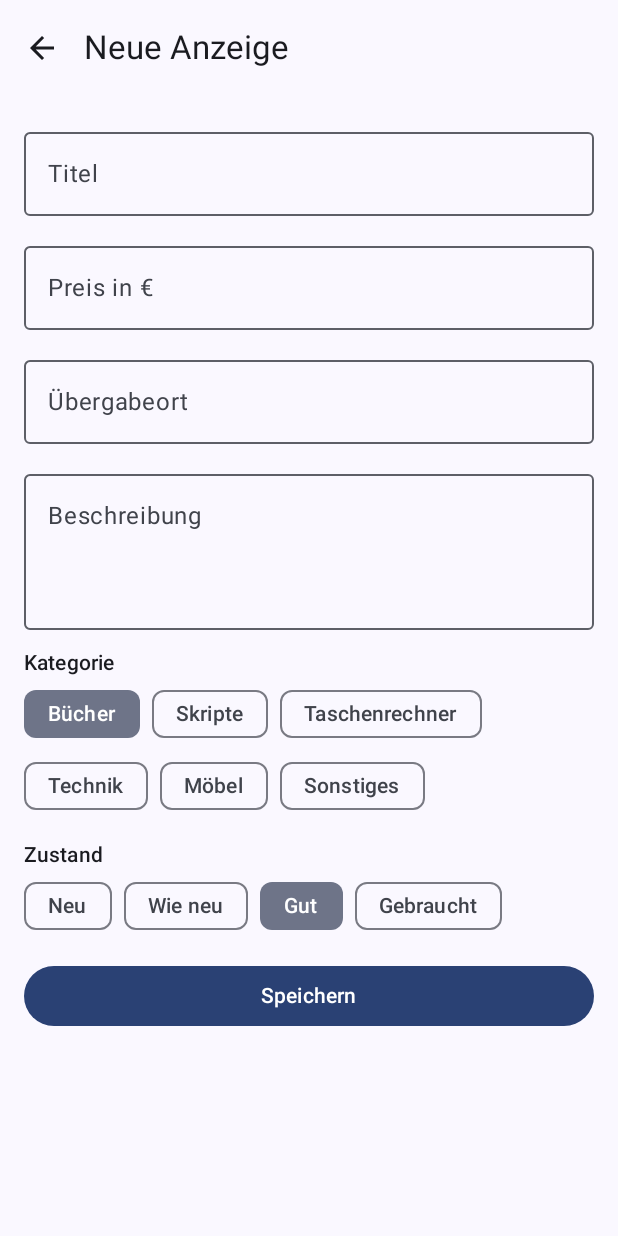
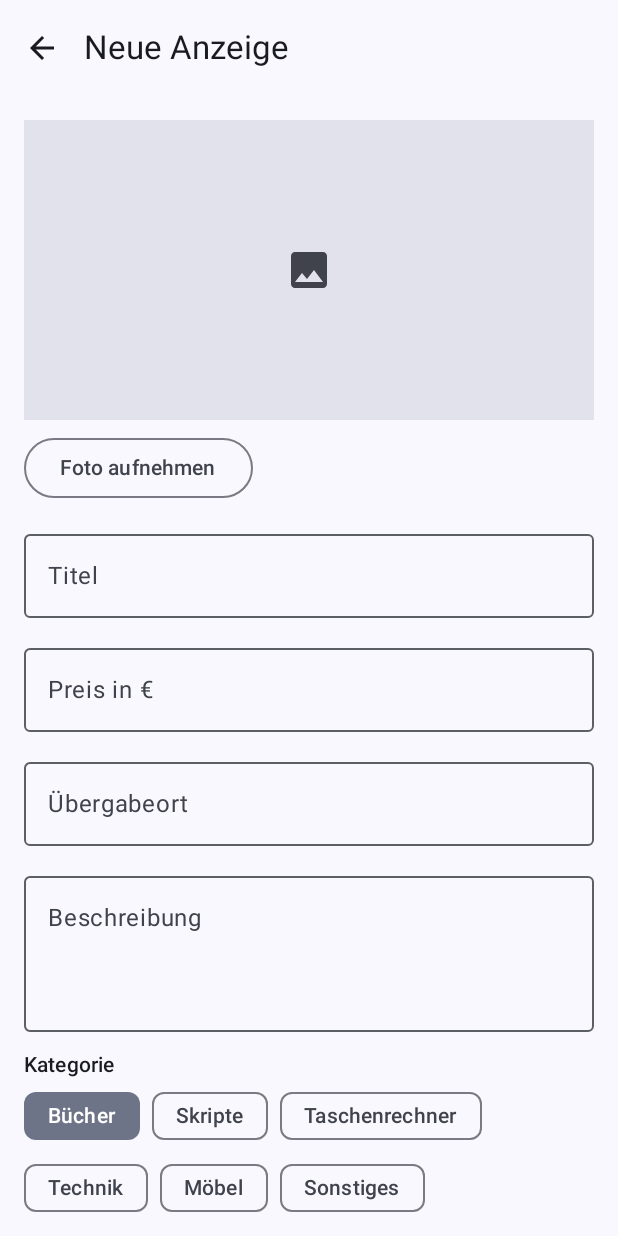
Before and after one commit to bennipauly/CampusMarket, an Android app built with Jetpack Compose: the AdFormRoute screen opened through its navigation route, on a phone screen of 412 x 824 dp. Run offline under Robolectric (Android 15) with nearby library versions, the phone set to English and light mode, and no system bars; our stand-ins replace Room's generated code.

Commit message:
Produktfoto mit Kamera, Permission und FileProvider

```diff
--- /dev/null
+++ b/app/src/main/java/de/dhbw/campusmarket/ui/AdImage.kt
@@ -0,0 +1,42 @@
+package de.dhbw.campusmarket.ui
+
+import androidx.compose.foundation.background
+import androidx.compose.foundation.layout.Box
+import androidx.compose.foundation.layout.fillMaxSize
+import androidx.compose.foundation.layout.size
+import androidx.compose.material3.Icon
+import androidx.compose.material3.MaterialTheme
+import androidx.compose.runtime.Composable
+import androidx.compose.ui.Alignment
+import androidx.compose.ui.Modifier
+import androidx.compose.ui.layout.ContentScale
+import androidx.compose.ui.res.painterResource
+import androidx.compose.ui.unit.dp
+import coil3.compose.AsyncImage
+import de.dhbw.campusmarket.R
+
+// Zeigt das Foto einer Anzeige mit Coil. Hinter dem Foto liegt immer ein grauer Platzhalter
+// mit Bild-Symbol: Gibt es kein Foto oder lässt es sich nicht laden, sieht man den Platzhalter.
+@Composable
+fun AdImage(imageUri: String?, contentDescription: String?, modifier: Modifier) {
+    Box(
+        modifier = modifier.background(MaterialTheme.colorScheme.surfaceVariant),
+        contentAlignment = Alignment.Center
+    ) {
+        Icon(
+            painter = painterResource(R.drawable.ic_image),
+            contentDescription = null,
+            tint = MaterialTheme.colorScheme.onSurfaceVariant,
+            modifier = Modifier.size(32.dp)
+        )
+        if (imageUri != null) {
+            // AsyncImage lädt das Bild im Hintergrund, die Oberfläche friert also nicht ein.
+            AsyncImage(
+                model = imageUri,
+                contentDescription = contentDescription,
+                contentScale = ContentScale.Crop,
+                modifier = Modifier.fillMaxSize()
+            )
+        }
+    }
+}
--- a/app/src/main/java/de/dhbw/campusmarket/ui/adform/AdFormScreen.kt
+++ b/app/src/main/java/de/dhbw/campusmarket/ui/adform/AdFormScreen.kt
@@ -1,10 +1,16 @@
 package de.dhbw.campusmarket.ui.adform
 
+import android.Manifest
+import android.content.ActivityNotFoundException
+import androidx.activity.compose.rememberLauncherForActivityResult
+import androidx.activity.result.contract.ActivityResultContracts
 import androidx.compose.foundation.layout.Arrangement
 import androidx.compose.foundation.layout.Column
 import androidx.compose.foundation.layout.FlowRow
+import androidx.compose.foundation.layout.Row
 import androidx.compose.foundation.layout.fillMaxSize
 import androidx.compose.foundation.layout.fillMaxWidth
+import androidx.compose.foundation.layout.height
 import androidx.compose.foundation.layout.imePadding
 import androidx.compose.foundation.layout.padding
 import androidx.compose.foundation.rememberScrollState
@@ -16,6 +22,7 @@ import androidx.compose.material3.FilterChip
 import androidx.compose.material3.Icon
 import androidx.compose.material3.IconButton
 import androidx.compose.material3.MaterialTheme
+import androidx.compose.material3.OutlinedButton
 import androidx.compose.material3.OutlinedTextField
 import androidx.compose.material3.Scaffold
 import androidx.compose.material3.Text
@@ -24,6 +31,7 @@ import androidx.compose.runtime.Composable
 import androidx.compose.runtime.LaunchedEffect
 import androidx.compose.runtime.getValue
 import androidx.compose.ui.Modifier
+import androidx.compose.ui.platform.LocalContext
 import androidx.compose.ui.res.painterResource
 import androidx.compose.ui.res.stringResource
 import androidx.compose.ui.text.input.ImeAction
@@ -36,6 +44,7 @@ import de.dhbw.campusmarket.R
 import de.dhbw.campusmarket.data.Category
 import de.dhbw.campusmarket.data.Condition
 import de.dhbw.campusmarket.logic.MAX_TITLE_LENGTH
+import de.dhbw.campusmarket.ui.AdImage
 import de.dhbw.campusmarket.ui.labelRes
 import de.dhbw.campusmarket.ui.theme.CampusMarketTheme
 
@@ -44,6 +53,35 @@ import de.dhbw.campusmarket.ui.theme.CampusMarketTheme
 fun AdFormRoute(onBack: () -> Unit, onSaved: () -> Unit) {
     val viewModel: AdFormViewModel = viewModel(factory = AdFormViewModel.Factory)
     val uiState by viewModel.uiState.collectAsStateWithLifecycle()
+    val context = LocalContext.current
+
+    // Startet die Kamera-App. Sie schreibt das Foto in die Datei hinter der Uri.
+    val cameraLauncher = rememberLauncherForActivityResult(
+        ActivityResultContracts.TakePicture()
+    ) { success -> viewModel.onPhotoResult(success) }
+
+    fun launchCamera() {
+        val uri = createPhotoUri(context)
+        viewModel.onPhotoUriCreated(uri.toString())
+        try {
+            cameraLauncher.launch(uri)
+        } catch (e: ActivityNotFoundException) {
+            // Ohne Kamera-App: Hinweis zeigen statt abstürzen.
+            viewModel.onCameraUnavailable()
+        }
+    }
+
+    // Schritt 1: nach der Kamera-Berechtigung fragen. Ist sie schon erteilt,
+    // kommt sofort "true" zurück, ohne dass ein Dialog erscheint.
+    val permissionLauncher = rememberLauncherForActivityResult(
+        ActivityResultContracts.RequestPermission()
+    ) { granted ->
+        if (granted) {
+            launchCamera()
+        } else {
+            viewModel.onCameraPermissionDenied()
+        }
+    }
 
     // Sobald die Anzeige gespeichert ist, einmal zurück.
     LaunchedEffect(uiState.isSaved) {
@@ -61,6 +99,8 @@ fun AdFormRoute(onBack: () -> Unit, onSaved: () -> Unit) {
         onCategoryChange = viewModel::onCategoryChange,
         onConditionChange = viewModel::onConditionChange,
         onLocationChange = viewModel::onLocationChange,
+        onTakePhotoClick = { permissionLauncher.launch(Manifest.permission.CAMERA) },
+        onRemovePhotoClick = viewModel::onRemovePhotoClick,
         onSaveClick = viewModel::onSaveClick
     )
 }
@@ -77,6 +117,8 @@ fun AdFormScreen(
     onCategoryChange: (Category) -> Unit,
     onConditionChange: (Condition) -> Unit,
     onLocationChange: (String) -> Unit,
+    onTakePhotoClick: () -> Unit,
+    onRemovePhotoClick: () -> Unit,
     onSaveClick: () -> Unit
 ) {
     Scaffold(
@@ -104,6 +146,11 @@ fun AdFormScreen(
                 .padding(16.dp),
             verticalArrangement = Arrangement.spacedBy(12.dp)
         ) {
+            PhotoSection(
+                uiState = uiState,
+                onTakePhotoClick = onTakePhotoClick,
+                onRemovePhotoClick = onRemovePhotoClick
+            )
             FormTextField(
                 value = uiState.title,
                 onValueChange = onTitleChange,
@@ -158,6 +205,41 @@ fun AdFormScreen(
             ) {
                 Text(stringResource(R.string.save))
             }
+        }
+    }
+}
+
+// Foto-Vorschau, Knöpfe zum Aufnehmen/Entfernen und die Hinweise, wenn es nicht geht.
+@Composable
+private fun PhotoSection(
+    uiState: AdFormUiState,
+    onTakePhotoClick: () -> Unit,
+    onRemovePhotoClick: () -> Unit
+) {
+    Column(verticalArrangement = Arrangement.spacedBy(8.dp)) {
+        AdImage(
+            imageUri = uiState.imageUri,
+            contentDescription = stringResource(R.string.ad_photo),
+            modifier = Modifier
+                .fillMaxWidth()
+                .height(200.dp)
+        )
+        Row(horizontalArrangement = Arrangement.spacedBy(8.dp)) {
+            OutlinedButton(onClick = onTakePhotoClick) {
+                val text = if (uiState.imageUri == null) R.string.photo_take else R.string.photo_retake
+                Text(stringResource(text))
+            }
+            if (uiState.imageUri != null) {
+                OutlinedButton(onClick = onRemovePhotoClick) {
+                    Text(stringResource(R.string.photo_remove))
+                }
+            }
+        }
+        if (uiState.showPermissionHint) {
+            Text(stringResource(R.string.photo_permission_denied), color = MaterialTheme.colorScheme.error)
+        }
+        if (uiState.showNoCameraHint) {
+            Text(stringResource(R.string.photo_no_camera), color = MaterialTheme.colorScheme.error)
         }
     }
 }
@@ -221,6 +303,8 @@ private fun AdFormScreenEmptyPreview() {
             onCategoryChange = {},
             onConditionChange = {},
             onLocationChange = {},
+            onTakePhotoClick = {},
+            onRemovePhotoClick = {},
             onSaveClick = {}
         )
     }
@@ -231,7 +315,7 @@ private fun AdFormScreenEmptyPreview() {
 private fun AdFormScreenErrorsPreview() {
     CampusMarketTheme {
         AdFormScreen(
-            uiState = AdFormUiState(price = "12,505", showErrors = true),
+            uiState = AdFormUiState(price = "12,505", showErrors = true, showPermissionHint = true),
             onBack = {},
             onTitleChange = {},
             onDescriptionChange = {},
@@ -239,6 +323,8 @@ private fun AdFormScreenErrorsPreview() {
             onCategoryChange = {},
             onConditionChange = {},
             onLocationChange = {},
+            onTakePhotoClick = {},
+            onRemovePhotoClick = {},
             onSaveClick = {}
         )
     }
--- a/app/src/main/java/de/dhbw/campusmarket/ui/adform/AdFormUiState.kt
+++ b/app/src/main/java/de/dhbw/campusmarket/ui/adform/AdFormUiState.kt
@@ -15,6 +15,14 @@ data class AdFormUiState(
     val category: Category = Category.BOOKS,
     val condition: Condition = Condition.GOOD,
     val location: String = "",
+    // content://-Uri des aufgenommenen Fotos als Text; null = kein Foto.
+    val imageUri: String? = null,
+    // Uri der Datei, in die die Kamera gerade schreibt. Liegt hier und nicht im Composable,
+    // damit sie erhalten bleibt, falls die Activity während der Aufnahme neu erzeugt wird.
+    val pendingPhotoUri: String? = null,
+    // Hinweise, wenn die Kamera-Berechtigung verweigert wurde oder es keine Kamera gibt.
+    val showPermissionHint: Boolean = false,
+    val showNoCameraHint: Boolean = false,
     // Fehler erst nach dem ersten Klick auf "Speichern" zeigen, nicht schon beim Öffnen.
     val showErrors: Boolean = false,
     val isSaving: Boolean = false,
--- a/app/src/main/java/de/dhbw/campusmarket/ui/adlist/AdListScreen.kt
+++ b/app/src/main/java/de/dhbw/campusmarket/ui/adlist/AdListScreen.kt
@@ -6,6 +6,7 @@ import androidx.compose.foundation.layout.PaddingValues
 import androidx.compose.foundation.layout.fillMaxSize
 import androidx.compose.foundation.layout.fillMaxWidth
 import androidx.compose.foundation.layout.padding
+import androidx.compose.foundation.layout.size
 import androidx.compose.foundation.text.KeyboardActions
 import androidx.compose.foundation.text.KeyboardOptions
 import androidx.compose.foundation.lazy.LazyColumn
@@ -34,6 +35,7 @@ import androidx.lifecycle.viewmodel.compose.viewModel
 import de.dhbw.campusmarket.R
 import de.dhbw.campusmarket.data.Ad
 import de.dhbw.campusmarket.data.sampleAds
+import de.dhbw.campusmarket.ui.AdImage
 import de.dhbw.campusmarket.ui.ErrorContent
 import de.dhbw.campusmarket.ui.LoadingContent
 import de.dhbw.campusmarket.ui.MessageContent
@@ -153,6 +155,10 @@ private fun AdListContent(ads: List<Ad>, onAdClick: (Long) -> Unit, modifier: Mo
 @Composable
 private fun AdListItem(ad: Ad, onClick: () -> Unit) {
     ListItem(
+        // Links ein kleines Vorschaubild oder der Platzhalter, wenn es kein Foto gibt.
+        leadingContent = {
+            AdImage(imageUri = ad.imageUri, contentDescription = null, modifier = Modifier.size(56.dp))
+        },
         headlineContent = { Text(ad.title) },
         supportingContent = { Text(ad.location) },
         trailingContent = { Text(formatPrice(ad.price)) },
--- /dev/null
+++ b/app/src/main/res/drawable/ic_image.xml
@@ -0,0 +1,11 @@
+<?xml version="1.0" encoding="utf-8"?>
+<!-- Bild-Symbol aus den Material Icons, Platzhalter für Anzeigen ohne Foto. Die Farbe setzt das Compose-Icon selbst. -->
+<vector xmlns:android="http://schemas.android.com/apk/res/android"
+    android:width="24dp"
+    android:height="24dp"
+    android:viewportWidth="24"
+    android:viewportHeight="24">
+    <path
+        android:fillColor="@android:color/white"
+        android:pathData="M21,19V5c0,-1.1 -0.9,-2 -2,-2H5c-1.1,0 -2,0.9 -2,2v14c0,1.1 0.9,2 2,2h14c1.1,0 2,-0.9 2,-2zM8.5,13.5l2.5,3.01L14.5,12l4.5,6H5l3.5,-4.5z" />
+</vector>
--- a/app/src/main/res/values/strings.xml
+++ b/app/src/main/res/values/strings.xml
@@ -40,4 +40,10 @@
     <string name="error_price">Bitte einen Preis wie 12,50 eingeben (höchstens 99999,99).</string>
     <string name="error_location">Bitte einen Übergabeort eingeben.</string>
     <string name="error_save">Speichern hat nicht geklappt. Bitte erneut versuchen.</string>
+    <string name="ad_photo">Foto der Anzeige</string>
+    <string name="photo_take">Foto aufnehmen</string>
+    <string name="photo_retake">Neues Foto</string>
+    <string name="photo_remove">Foto entfernen</string>
+    <string name="photo_permission_denied">Ohne Kamera-Berechtigung kann kein Foto aufgenommen werden. Die Anzeige lässt sich trotzdem ohne Foto speichern. Die Berechtigung kann in den Einstellungen der App erteilt werden.</string>
+    <string name="photo_no_camera">Auf diesem Gerät ist keine Kamera-App verfügbar. Die Anzeige lässt sich trotzdem ohne Foto speichern.</string>
 </resources>
```
Also changed, not shown: app/src/main/AndroidManifest.xml (+19 -0 lines), app/src/main/java/de/dhbw/campusmarket/ui/addetail/AdDetailScreen.kt (+12 -0 lines), app/src/main/java/de/dhbw/campusmarket/ui/adform/AdFormViewModel.kt (+28 -0 lines), app/src/main/java/de/dhbw/campusmarket/ui/adform/PhotoFile.kt (added, +17 -0 lines), app/src/main/res/xml/file_paths.xml (added, +7 -0 lines), 1 other file.
